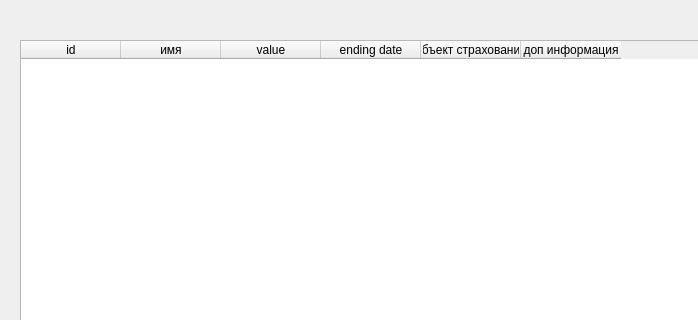
Qt form mainwindow.ui (ElPresedente/QT-project) before a commit; both pictures show x 0 to 698 and y 0 to 320 of the 1083 by 859 pixel window.
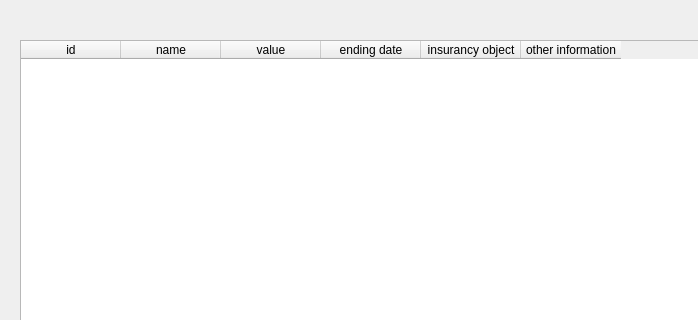
The same form after that commit.

Commit message: add and remove information

Diff of the .ui file:
```diff
--- a/mainwindow.ui
+++ b/mainwindow.ui
@@ -36,7 +36,7 @@
     </column>
     <column>
      <property name="text">
-      <string>имя</string>
+      <string>name</string>
      </property>
     </column>
     <column>
@@ -51,12 +51,12 @@
     </column>
     <column>
      <property name="text">
-      <string>объект страхования</string>
+      <string>insurancy object</string>
      </property>
     </column>
     <column>
      <property name="text">
-      <string>доп информация</string>
+      <string>other information</string>
      </property>
     </column>
    </widget>
```
The commit also changes 2 other files.
